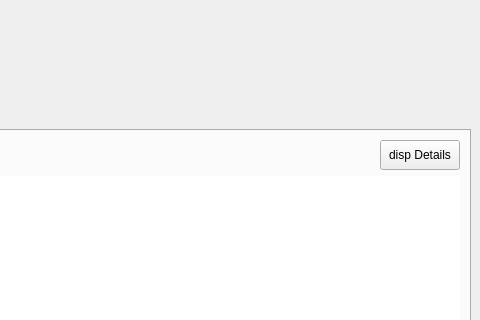
Above: trade_monitor/trade_monitor/gui_monitor.ui from takkin-takilog/namake-trader before the change; both pictures show x 456 to 936 and y 0 to 320 of the 936 by 851 pixel window. Below: the same form after it.
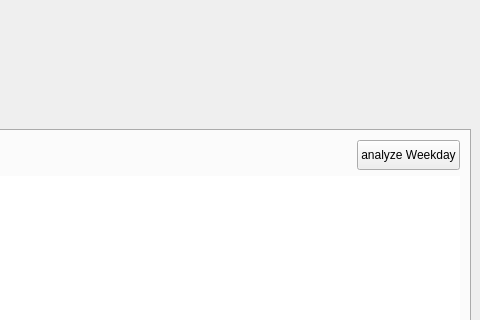
That is the form after the change.

Patch:
```diff
--- a/trade_monitor/trade_monitor/gui_monitor.ui
+++ b/trade_monitor/trade_monitor/gui_monitor.ui
@@ -495,7 +495,7 @@
              </size>
             </property>
             <property name="text">
-             <string>disp Details</string>
+             <string>analyze Weekday</string>
             </property>
            </widget>
           </item>
```
Left out of the diff: 2 changed lines with no effect on the pictures.
